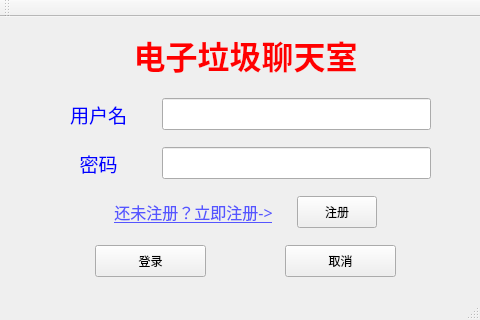
First picture: the form in log_in.ui, repository ZWMDR/chat_room_graph, before the edit.
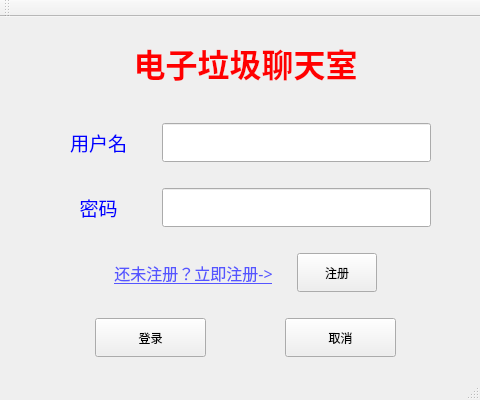
Second picture: the form after the edit.

```diff
--- a/log_in.ui
+++ b/log_in.ui
@@ -7,7 +7,7 @@
     <x>0</x>
     <y>0</y>
     <width>480</width>
-    <height>320</height>
+    <height>400</height>
    </rect>
   </property>
   <property name="sizePolicy">
@@ -19,29 +19,29 @@
   <property name="minimumSize">
    <size>
     <width>480</width>
-    <height>320</height>
+    <height>400</height>
    </size>
   </property>
   <property name="maximumSize">
    <size>
     <width>480</width>
-    <height>320</height>
+    <height>400</height>
    </size>
   </property>
   <property name="windowTitle">
    <string>Log_in</string>
   </property>
   <widget class="QWidget" name="centralWidget">
-   <widget class="QWidget" name="">
+   <widget class="QWidget" name="layoutWidget">
     <property name="geometry">
      <rect>
       <x>10</x>
       <y>0</y>
       <width>471</width>
-      <height>271</height>
+      <height>351</height>
      </rect>
     </property>
-    <layout class="QVBoxLayout" name="verticalLayout" stretch="5,1,3,1,3,1,3,1,3">
+    <layout class="QVBoxLayout" name="verticalLayout" stretch="7,2,4,2,4,2,4,2,4">
      <item>
       <widget class="QLabel" name="label_3">
        <property name="font">
```
